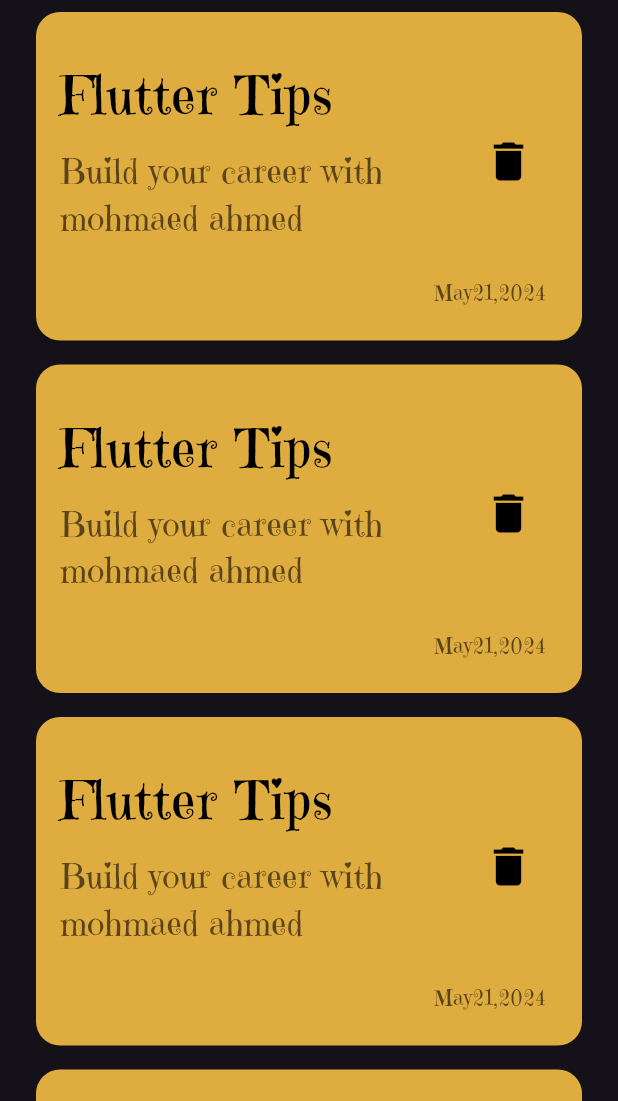
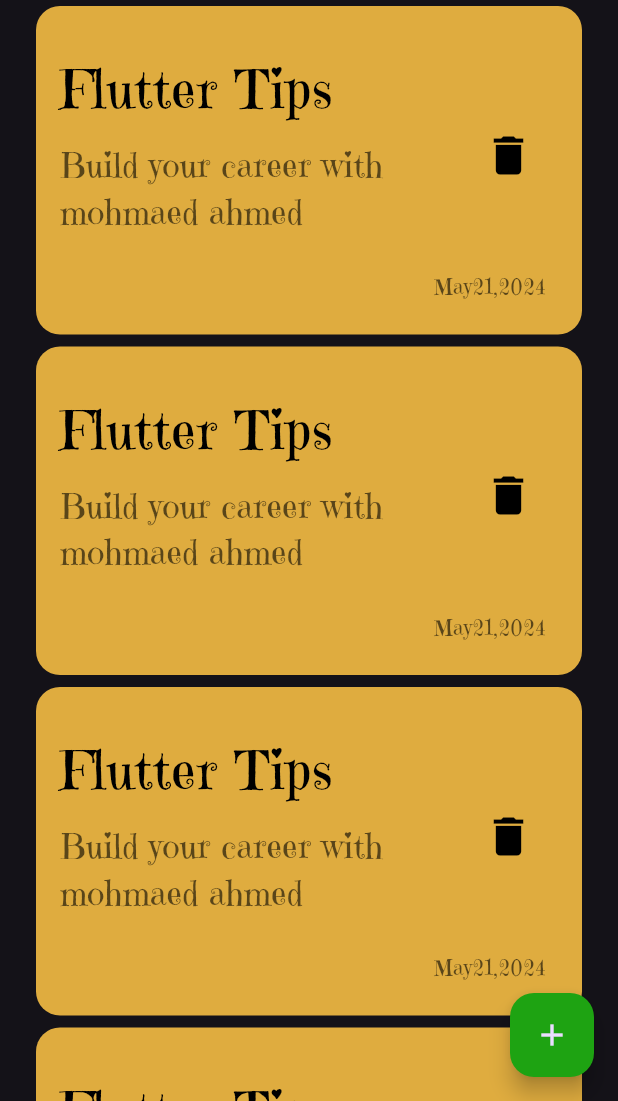
Before and after one commit to Mohamed20186/notes_app, a Flutter app: the screen it shows after launch, on a phone screen of 412 x 824 dp, the part 135-1236 px from its top. Run offline on Flutter 3.47's test engine with Material 3 defaults, Android fonts, the phone set to English and light mode, and no system bars.

Commit message:
add FloatingActionButton

```diff
--- a/lib/views/notes_view.dart
+++ b/lib/views/notes_view.dart
@@ -6,8 +6,13 @@ class NotesView extends StatelessWidget {
 
   @override
   Widget build(BuildContext context) {
-    return const Scaffold(
-      body: NotesViewBody(),
+    return Scaffold(
+      floatingActionButton: FloatingActionButton(
+        backgroundColor: Color.fromARGB(255, 30, 163, 18),
+        onPressed: () {},
+        child: Icon(Icons.add),
+      ),
+      body: const NotesViewBody(),
     );
   }
 }
--- a/lib/views/widgets/custom_note_item.dart
+++ b/lib/views/widgets/custom_note_item.dart
@@ -6,7 +6,7 @@ class CustomNoteItem extends StatelessWidget {
   @override
   Widget build(BuildContext context) {
     return Padding(
-      padding: const EdgeInsets.only(top: 8, bottom: 8),
+      padding: const EdgeInsets.only(top: 4, bottom: 4),
       child: Container(
         padding: const EdgeInsets.only(top: 22, bottom: 22),
         decoration: BoxDecoration(
```
